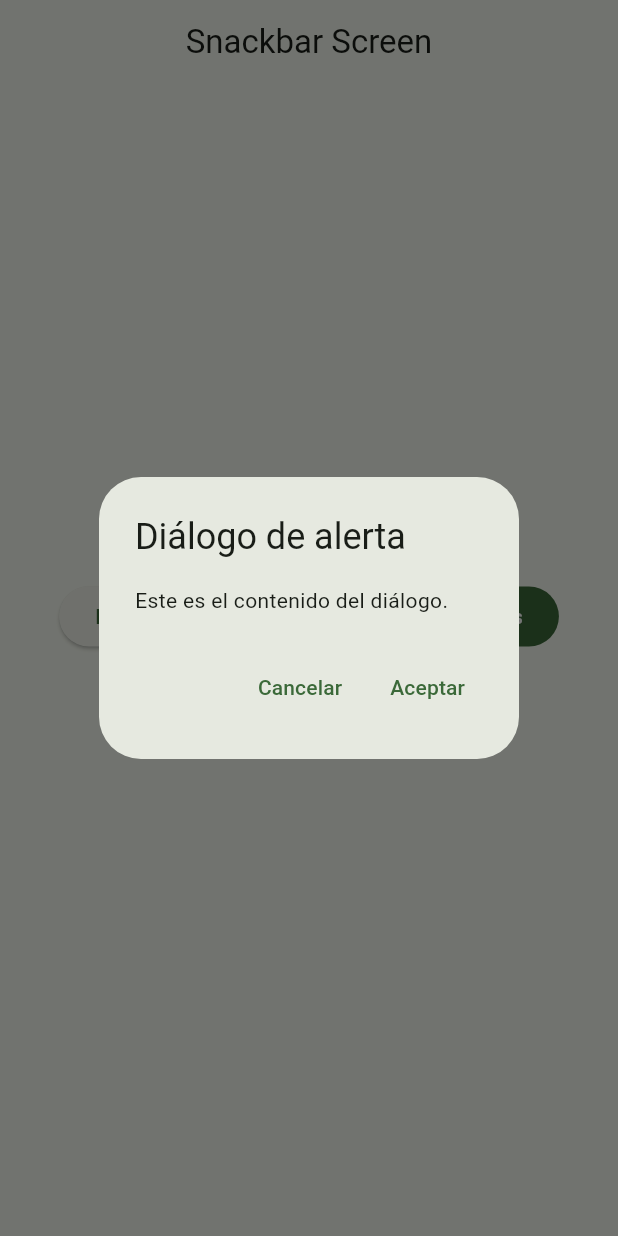
After one commit to w0zner/app_widgets, a Flutter app: the SnackbarScreen screen opened by its route, after a tap on "Mostrar dialogo", on a phone screen of 412 x 824 dp. The commit adds this screen. Run offline on Flutter 3.47's test engine with Material 3 defaults, Android fonts, the phone set to English and light mode, and no system bars; our stand-ins replace go_router.

Commit message:
add progress and snackbar screens

```diff
--- a/lib/config/router/app_router.dart
+++ b/lib/config/router/app_router.dart
@@ -10,5 +10,13 @@ final appRouter = GoRouter(
       builder: (context, state) => const ButtonsScreen(),
     ),
     GoRoute(path: '/cards', builder: (context, state) => const CardsScreen()),
+    GoRoute(
+      path: '/progress',
+      builder: (context, state) => const ProgressScreen(),
+    ),
+    GoRoute(
+      path: '/snackbar',
+      builder: (context, state) => const SnackbarScreen(),
+    ),
   ],
 );
--- a/lib/main.dart
+++ b/lib/main.dart
@@ -12,7 +12,7 @@ class MyApp extends StatelessWidget {
     return MaterialApp.router(
       debugShowCheckedModeBanner: false,
       routerConfig: appRouter,
-      title: 'Material App',
+      title: 'Flutter Widget',
       theme: AppTheme(selectedColor: 1).getTheme(),
       //home: Home(),
       // Forma antigua de definir rutas
--- /dev/null
+++ b/lib/presentation/screens/snackbar_screen.dart
@@ -0,0 +1,78 @@
+import 'package:flutter/material.dart';
+
+class SnackbarScreen extends StatelessWidget {
+  const SnackbarScreen({super.key});
+
+  void showCustomSnackbar(BuildContext context) {
+    ScaffoldMessenger.of(context).clearSnackBars();
+
+    final snackBar = SnackBar(
+      content: const Text('Hola, mensaje desde Snackbar!'),
+      action: SnackBarAction(
+        label: 'Deshacer',
+        onPressed: () {
+          // Acción al presionar "Undo"
+        },
+      ),
+      duration: const Duration(seconds: 3),
+      backgroundColor: Colors.green,
+      behavior: SnackBarBehavior.floating,
+      shape: RoundedRectangleBorder(borderRadius: BorderRadius.circular(10)),
+    );
+
+    ScaffoldMessenger.of(context).showSnackBar(snackBar);
+  }
+
+  @override
+  Widget build(BuildContext context) {
+    return Scaffold(
+      appBar: AppBar(title: const Text('Snackbar Screen')),
+      body: Center(
+        child: Wrap(
+          spacing: 10,
+          runSpacing: 10,
+          alignment: WrapAlignment.center,
+          children: [
+            ElevatedButton(
+              onPressed: () => showCustomSnackbar(context),
+              child: const Text('Mostrar Snackbar'),
+            ),
+            FilledButton(
+              onPressed: () {
+                showAboutDialog(
+                  context: context,
+                  children: [
+                    const Text('Este es un ejemplo de diálogo de información.'),
+                  ],
+                );
+              },
+              child: const Text('Mostrar Licencias'),
+            ),
+            OutlinedButton(
+              onPressed: () {
+                showDialog(
+                  context: context,
+                  builder: (context) => AlertDialog(
+                    title: const Text('Diálogo de alerta'),
+                    content: const Text('Este es el contenido del diálogo.'),
+                    actions: [
+                      TextButton(
+                        onPressed: () => Navigator.of(context).pop(),
+                        child: const Text('Cancelar'),
+                      ),
+                      TextButton(
+                        onPressed: () => Navigator.of(context).pop(),
+                        child: const Text('Aceptar'),
+                      ),
+                    ],
+                  ),
+                );
+              },
+              child: const Text('Mostrar dialogo'),
+            ),
+          ],
+        ),
+      ),
+    );
+  }
+}
--- a/lib/shared/screens.dart
+++ b/lib/shared/screens.dart
@@ -1,3 +1,5 @@
 export 'package:widget_app/presentation/screens/home_screen.dart';
 export 'package:widget_app/presentation/screens/buttons_screen.dart';
 export 'package:widget_app/presentation/screens/cards_screen.dart';
+export 'package:widget_app/presentation/screens/progress_screen.dart';
+export 'package:widget_app/presentation/screens/snackbar_screen.dart';
```
Also changed, not shown: lib/presentation/screens/progress_screen.dart (added, +136 -0 lines), lib/shared/menu_items_list.dart (+5 -5 lines).
